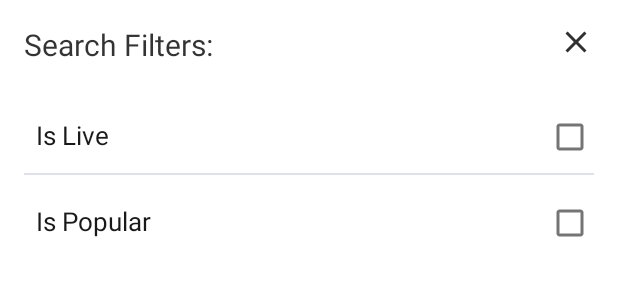
After one commit to akhill4054/live-stream-app, an Android app: the layout bottom_sheet_live_stream_search_filters.xml on its own in the app's theme, with its tools: preview values and no code run, on a phone screen of 412 x 824 dp. The commit adds this screen. Shown: the top 300 px of the screen. Run offline under Robolectric (Android 15) with nearby library versions, the phone set to English and light mode, and no system bars.

Commit message:
Add search filters and search

```diff
--- a/app/src/main/java/com/example/livestream/streaming/ui/adapters/ChatMessagesAdapter.kt
+++ b/app/src/main/java/com/example/livestream/streaming/ui/adapters/ChatMessagesAdapter.kt
@@ -19,8 +19,8 @@ class ChatMessagesAdapter : RecyclerView.Adapter<ChatMessagesAdapter.ChatMessage
     override fun getItemCount(): Int = messages.size
 
     fun addItem(message: ChatMessage) {
-        messages.add(message)
-        notifyItemInserted(messages.size - 1)
+        messages.add(0, message)
+        notifyItemInserted(0)
     }
 
     @SuppressLint("NotifyDataSetChanged")
--- /dev/null
+++ b/app/src/main/res/layout/bottom_sheet_live_stream_search_filters.xml
@@ -0,0 +1,86 @@
+<?xml version="1.0" encoding="utf-8"?>
+<androidx.constraintlayout.widget.ConstraintLayout xmlns:android="http://schemas.android.com/apk/res/android"
+    xmlns:app="http://schemas.android.com/apk/res-auto"
+    xmlns:tools="http://schemas.android.com/tools"
+    android:layout_width="match_parent"
+    android:layout_height="wrap_content"
+    android:paddingBottom="32dp">
+
+    <ImageButton
+        android:id="@+id/btnClose"
+        style="@style/IconButtonTypical"
+        android:layout_width="40dp"
+        android:layout_height="40dp"
+        android:layout_marginTop="8dp"
+        android:layout_marginEnd="8dp"
+        android:alpha="0.9"
+        android:contentDescription="@string/close"
+        android:src="@drawable/ic_baseline_close_24"
+        android:tint="@color/black_90"
+        app:layout_constraintEnd_toEndOf="parent"
+        app:layout_constraintTop_toTopOf="parent" />
+
+    <TextView
+        android:id="@+id/textView"
+        android:layout_width="wrap_content"
+        android:layout_height="wrap_content"
+        android:layout_marginStart="16dp"
+        android:layout_marginTop="16dp"
+        android:text="@string/search_filters"
+        android:textColor="@color/black_80"
+        android:textSize="20sp"
+        app:layout_constraintStart_toStartOf="parent"
+        app:layout_constraintTop_toTopOf="parent" />
+
+    <TextView
+        android:id="@+id/textView15"
+        android:layout_width="wrap_content"
+        android:layout_height="wrap_content"
+        android:layout_marginStart="8dp"
+        android:text="@string/is_live"
+        android:textColor="@color/black_90"
+        android:textSize="17sp"
+        app:layout_constraintBottom_toBottomOf="@+id/cbIsLive"
+        app:layout_constraintStart_toStartOf="@+id/textView"
+        app:layout_constraintTop_toTopOf="@+id/cbIsLive"
+        app:layout_constraintVertical_bias="0.45" />
+
+    <CheckBox
+        android:id="@+id/cbIsLive"
+        android:layout_width="wrap_content"
+        android:layout_height="wrap_content"
+        android:layout_marginTop="24dp"
+        android:layout_marginEnd="8dp"
+        app:layout_constraintEnd_toEndOf="parent"
+        app:layout_constraintTop_toBottomOf="@+id/textView" />
+
+    <CheckBox
+        android:id="@+id/cbIsPopular"
+        android:layout_width="wrap_content"
+        android:layout_height="wrap_content"
+        android:layout_marginTop="8dp"
+        app:layout_constraintEnd_toEndOf="@+id/cbIsLive"
+        app:layout_constraintTop_toBottomOf="@+id/view4" />
+
+    <View
+        android:id="@+id/view4"
+        android:layout_width="match_parent"
+        android:layout_height="1dp"
+        android:layout_marginHorizontal="16dp"
+        android:alpha="0.5"
+        android:background="@color/bluey_grey_40"
+        app:layout_constraintTop_toBottomOf="@+id/cbIsLive"
+        tools:layout_editor_absoluteX="0dp" />
+
+    <TextView
+        android:id="@+id/textView12"
+        android:layout_width="wrap_content"
+        android:layout_height="wrap_content"
+        android:text="@string/is_popular"
+        android:textColor="@color/black_90"
+        android:textSize="17sp"
+        app:layout_constraintBottom_toBottomOf="@+id/cbIsPopular"
+        app:layout_constraintStart_toStartOf="@+id/textView15"
+        app:layout_constraintTop_toBottomOf="@+id/cbIsLive"
+        app:layout_constraintVertical_bias="0.6" />
+</androidx.constraintlayout.widget.ConstraintLayout>
--- a/app/src/main/res/values/strings.xml
+++ b/app/src/main/res/values/strings.xml
@@ -64,4 +64,8 @@
     <string name="show_chat_window">Show chat window</string>
     <string name="enter_your_message">Enter your message…</string>
     <string name="no_messages_yet">No messages yet…</string>
+    <string name="search_filters">Search Filters:</string>
+    <string name="is_live">Is Live</string>
+    <string name="is_popular">Is Popular</string>
+    <string name="close">Close</string>
 </resources>
```
Also changed, not shown: app/src/main/java/com/example/livestream/commons/data/remote/ApiService.kt (+9 -0 lines), app/src/main/java/com/example/livestream/commons/repositories/MainRepository.kt (+14 -0 lines), app/src/main/java/com/example/livestream/commons/ui/adapters/LiveStreamsAdapter.kt (+10 -0 lines), app/src/main/java/com/example/livestream/commons/viewmodels/HomeViewModel.kt (+18 -0 lines), app/src/main/java/com/example/livestream/home/ui/MainActivity.kt (+110 -4 lines), app/src/main/java/com/example/livestream/home/ui/dialoges/SearchFiltersBottomSheet.kt (added, +85 -0 lines), app/src/main/java/com/example/livestream/streaming/ui/StreamingActivity.kt (+19 -4 lines), app/src/main/res/layout/activity_streaming.xml (+10 -1 lines), app/src/main/res/drawable/bg_streaming_chat_close_btn.xml (renamed from app/src/main/res/drawable/bg_streaming_chat_close.xml).
